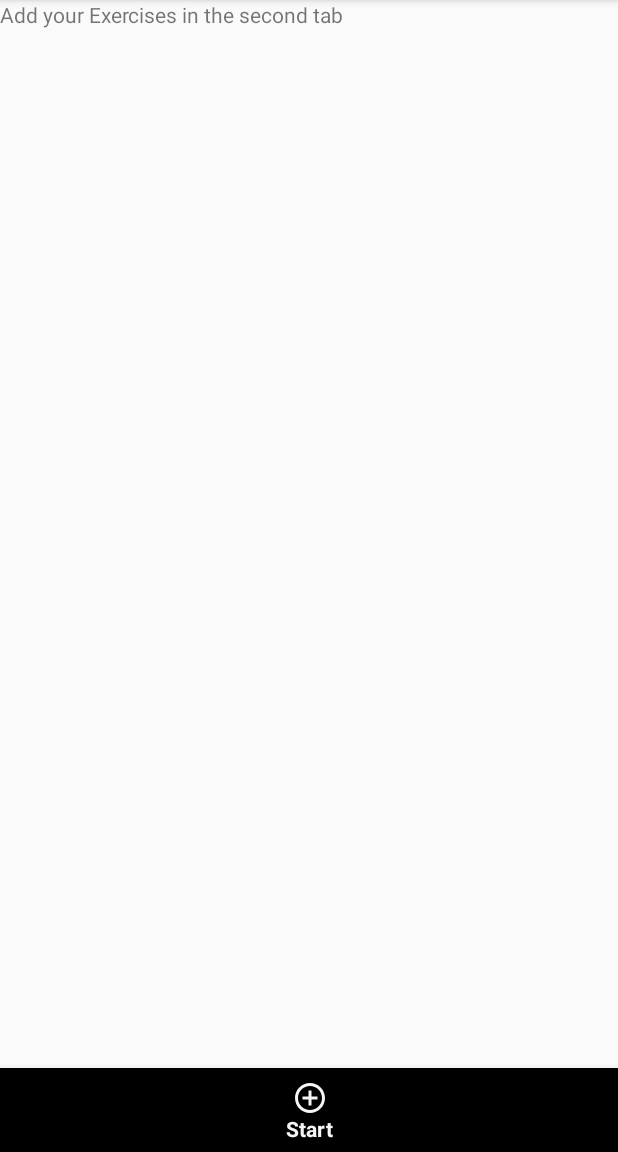
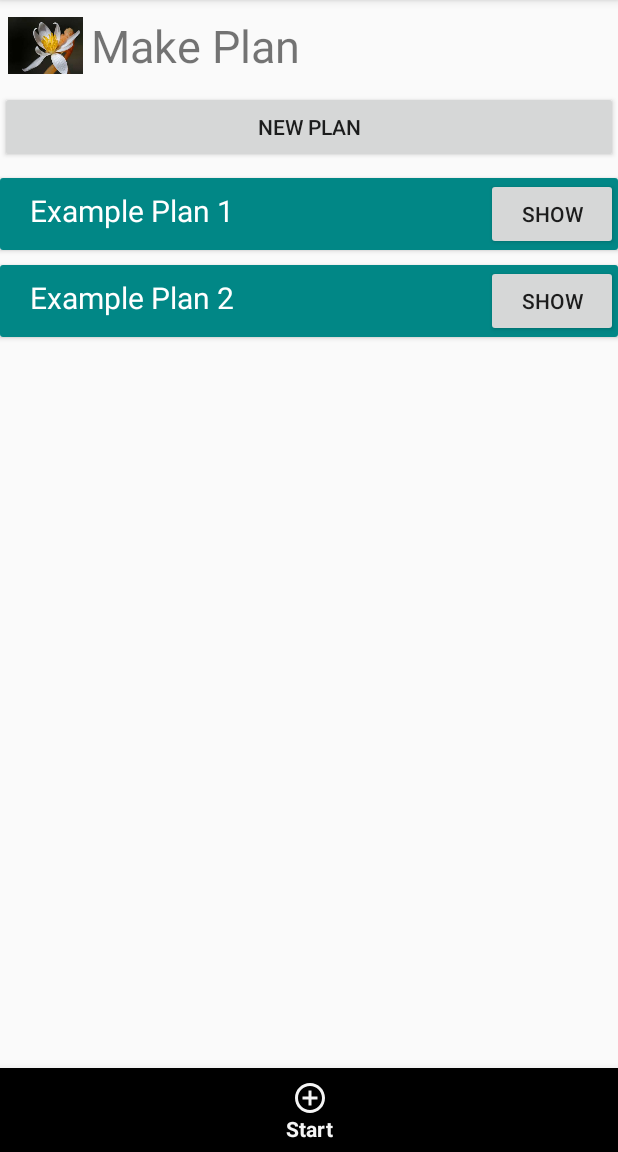
Before and after one commit to chuongdks/COMP_4200_Project, an Android app: the screen it shows after launch (MainActivity), item 3 of the bottom bar chosen, on a phone screen of 412 x 824 dp, the part 84-1236 px from its top. Run offline under Robolectric (Android 15) with nearby library versions, the phone set to English and light mode, and no system bars.

Commit message:
updated start fragment layout and related code

```diff
--- a/app/src/main/java/com/example/workout/fragments/StartFragment.java
+++ b/app/src/main/java/com/example/workout/fragments/StartFragment.java
@@ -10,6 +10,7 @@ import android.util.Log;
 import android.view.LayoutInflater;
 import android.view.View;
 import android.view.ViewGroup;
+import android.widget.Button;
 import android.widget.TextView;
 import com.example.workout.R;
 import com.example.workout.activities.WorkoutViewModel;
@@ -22,6 +23,7 @@ import com.example.workout.activities.WorkoutViewModel;
 public class StartFragment extends Fragment {
     WorkoutViewModel viewModel;
     TextView exerciseName;
+    Button newPlan, show1, show2;
 
     // TODO: Rename parameter arguments, choose names that match
     // the fragment initialization parameters, e.g. ARG_ITEM_NUMBER
@@ -74,9 +76,23 @@ public class StartFragment extends Fragment {
     public void onViewCreated(@NonNull View view, @Nullable Bundle savedInstanceState) {
         super.onViewCreated(view, savedInstanceState);
 
+
+
         // Assign View by ID
-        exerciseName = view.findViewById(R.id.exercise_name);
+
+        newPlan = view.findViewById(R.id.btn_newPlan);
+        show1 = view.findViewById(R.id.btn_show1);
+        show2 = view.findViewById(R.id.btn_show2);
+        // exerciseName = view.findViewById(R.id.exercise_name);
+
         viewModel = new ViewModelProvider(requireActivity()).get(WorkoutViewModel.class);
+
+        show1.setOnClickListener(new View.OnClickListener() {
+            @Override
+            public void onClick(View v) {
+
+            }
+        });
 
         viewModel.getSelectedExercise().observe(getViewLifecycleOwner(), exercise -> {
             Log.d("test2", "DEBUG: StartFragment exercise:" + exercise.getName());
--- a/app/src/main/res/layout/fragment_start.xml
+++ b/app/src/main/res/layout/fragment_start.xml
@@ -1,15 +1,108 @@
 <?xml version="1.0" encoding="utf-8"?>
-<FrameLayout xmlns:android="http://schemas.android.com/apk/res/android"
+<LinearLayout xmlns:android="http://schemas.android.com/apk/res/android"
+    xmlns:app="http://schemas.android.com/apk/res-auto"
     xmlns:tools="http://schemas.android.com/tools"
     android:layout_width="match_parent"
     android:layout_height="match_parent"
-    tools:context=".fragments.StartFragment">
+    tools:context=".fragments.StartFragment"
+    android:orientation="vertical">
 
     <!-- TODO: Update blank fragment layout -->
-    <TextView
-        android:id="@+id/exercise_name"
+
+    <LinearLayout
         android:layout_width="match_parent"
-        android:layout_height="match_parent"
-        android:text="Add your Exercises in the second tab" />
+        android:layout_height="wrap_content"
+        android:orientation="horizontal">
 
-</FrameLayout>
+        <ImageView
+            android:id="@+id/imageView"
+            android:layout_width="50dp"
+            android:layout_height="50dp"
+            android:layout_margin="5dp"
+            android:src="@drawable/image1" />
+
+        <TextView
+            android:id="@+id/tv_makePlan"
+            android:layout_width="wrap_content"
+            android:layout_height="wrap_content"
+            android:layout_gravity="center"
+            android:textSize="30sp"
+            android:text="Make Plan" />
+    </LinearLayout>
+
+
+    <Button
+        android:id="@+id/btn_newPlan"
+        android:layout_width="match_parent"
+        android:layout_height="wrap_content"
+        android:text="New Plan" />
+
+    <androidx.cardview.widget.CardView
+        android:id="@+id/card_view_1"
+        android:layout_width="match_parent"
+        android:layout_height="wrap_content"
+        android:padding="20dp"
+        android:layout_marginTop="10dp"
+        android:layout_gravity="">
+
+        <LinearLayout
+            android:id="@+id/lin_card"
+            android:layout_width="match_parent"
+            android:layout_height="wrap_content"
+            android:orientation="horizontal"
+            android:background="@color/design_default_color_secondary_variant">
+            <TextView
+                android:id="@+id/tv_card"
+                android:layout_width="wrap_content"
+                android:layout_height="wrap_content"
+                android:layout_weight="1"
+                android:textColor="@color/white"
+                android:textSize="20sp"
+                android:paddingLeft="20sp"
+                android:text="Example Plan 1" />
+
+            <Button
+                android:id="@+id/btn_show1"
+                android:layout_width="wrap_content"
+                android:layout_height="wrap_content"
+                android:text="Show"/>
+        </LinearLayout>
+
+
+    </androidx.cardview.widget.CardView>
+    <androidx.cardview.widget.CardView
+        android:id="@+id/card_view_2"
+        android:layout_width="match_parent"
+        android:layout_height="wrap_content"
+        android:padding="20dp"
+        android:layout_marginTop="10dp"
+        android:layout_gravity="">
+
+        <LinearLayout
+            android:id="@+id/lin_card2"
+            android:layout_width="match_parent"
+            android:layout_height="wrap_content"
+            android:orientation="horizontal"
+            android:background="@color/design_default_color_secondary_variant">
+            <TextView
+                android:id="@+id/tv_card2"
+                android:layout_width="wrap_content"
+                android:layout_height="wrap_content"
+                android:layout_weight="1"
+                android:textColor="@color/white"
+                android:textSize="20sp"
+                android:paddingLeft="20sp"
+                android:text="Example Plan 2" />
+
+            <Button
+                android:id="@+id/btn_show2"
+                android:layout_width="wrap_content"
+                android:layout_height="wrap_content"
+                android:text="Show"/>
+        </LinearLayout>
+
+
+    </androidx.cardview.widget.CardView>
+
+
+</LinearLayout>
```
